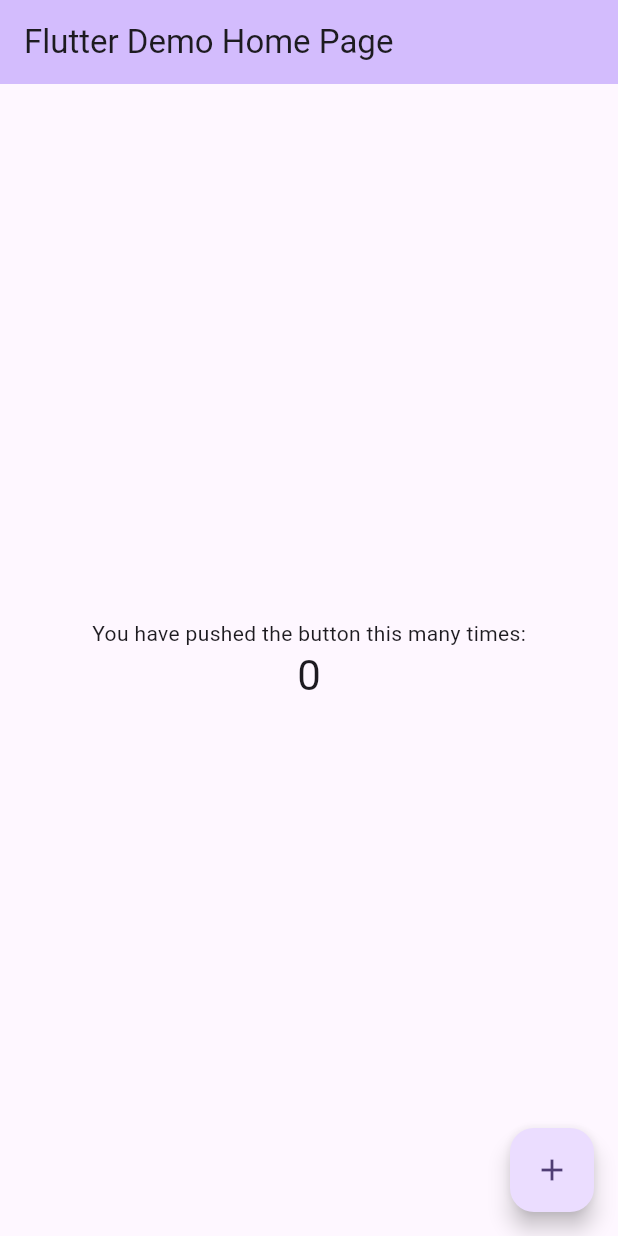
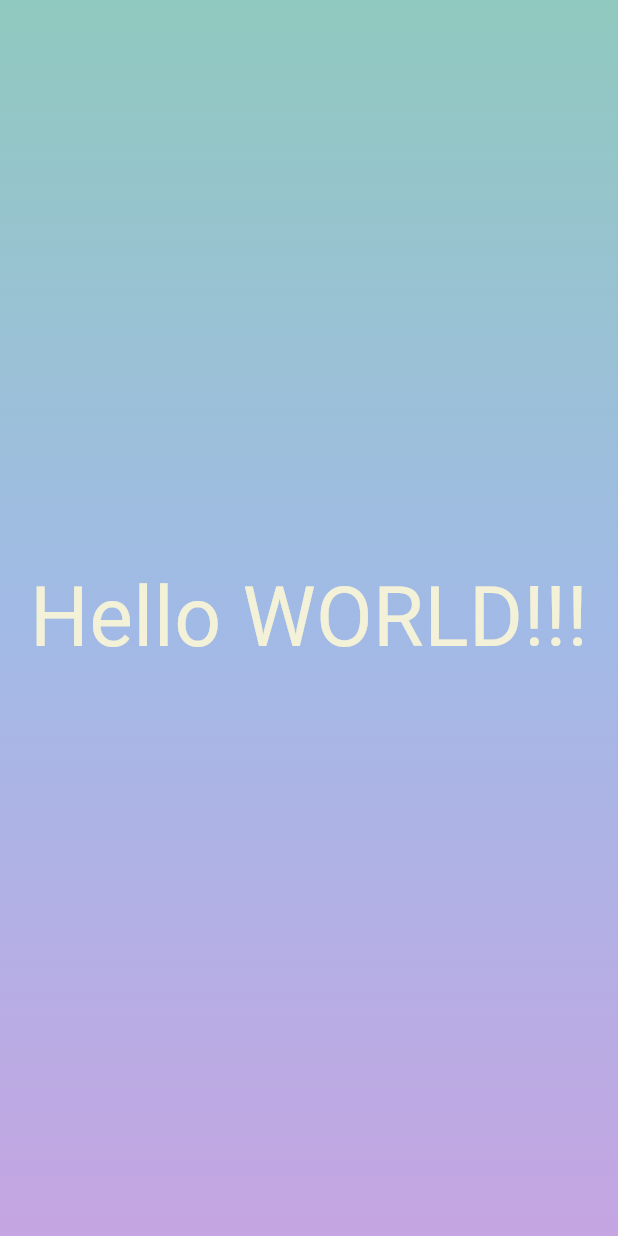
Before and after one commit to bleb-le/Flutter_Widgets, a Flutter app: the screen it shows after launch, on a phone screen of 412 x 824 dp. Run offline on Flutter 3.47's test engine with Material 3 defaults, Android fonts, the phone set to English and light mode, and no system bars.

Commit message:
Create basic UI with gradient background and styled text

```diff
--- a/lib/main.dart
+++ b/lib/main.dart
@@ -1,122 +1,53 @@
-import 'package:material_ui/material_ui.dart';
+import 'package:flutter/material.dart';
 
 void main() {
-  runApp(const MyApp());
-}
-
-class MyApp extends StatelessWidget {
-  const MyApp({super.key});
-
-  // This widget is the root of your application.
-  @override
-  Widget build(BuildContext context) {
-    return MaterialApp(
-      title: 'Flutter Demo',
-      theme: ThemeData(
-        // This is the theme of your application.
-        //
-        // TRY THIS: Try running your application with "flutter run". You'll see
-        // the application has a purple toolbar. Then, without quitting the app,
-        // try changing the seedColor in the colorScheme below to Colors.green
-        // and then invoke "hot reload" (save your changes or press the "hot
-        // reload" button in a Flutter-supported IDE, or press "r" if you used
-        // the command line to start the app).
-        //
-        // Notice that the counter didn't reset back to zero; the application
-        // state is not lost during the reload. To reset the state, use hot
-        // restart instead.
-        //
-        // This works for code too, not just values: Most code changes can be
-        // tested with just a hot reload.
-        colorScheme: .fromSeed(seedColor: Colors.deepPurple),
-      ),
-      home: const MyHomePage(title: 'Flutter Demo Home Page'),
-    );
-  }
-}
-
-class MyHomePage extends StatefulWidget {
-  const MyHomePage({super.key, required this.title});
-
-  // This widget is the home page of your application. It is stateful, meaning
-  // that it has a State object (defined below) that contains fields that affect
-  // how it looks.
-
-  // This class is the configuration for the state. It holds the values (in this
-  // case the title) provided by the parent (in this case the App widget) and
-  // used by the build method of the State. Fields in a Widget subclass are
-  // always marked "final".
-
-  final String title;
-
-  @override
-  State<MyHomePage> createState() => _MyHomePageState();
-}
-
-class _MyHomePageState extends State<MyHomePage> {
-  int _counter = 0;
-
-  void _incrementCounter() {
-    setState(() {
-      // This call to setState tells the Flutter framework that something has
-      // changed in this State, which causes it to rerun the build method below
-      // so that the display can reflect the updated values. If we changed
-      // _counter without calling setState(), then the build method would not be
-      // called again, and so nothing would appear to happen.
-      _counter++;
-    });
-  }
-
-  @override
-  Widget build(BuildContext context) {
-    // This method is rerun every time setState is called, for instance as done
-    // by the _incrementCounter method above.
-    //
-    // The Flutter framework has been optimized to make rerunning build methods
-    // fast, so that you can just rebuild anything that needs updating rather
-    // than having to individually change instances of widgets.
-    return Scaffold(
-      appBar: AppBar(
-        // TRY THIS: Try changing the color here to a specific color (to
-        // Colors.amber, perhaps?) and trigger a hot reload to see the AppBar
-        // change color while the other colors stay the same.
-        backgroundColor: Theme.of(context).colorScheme.inversePrimary,
-        // Here we take the value from the MyHomePage object that was created by
-        // the App.build method, and use it to set our appbar title.
-        title: Text(widget.title),
-      ),
-      body: Center(
-        // Center is a layout widget. It takes a single child and positions it
-        // in the middle of the parent.
-        child: Column(
-          // Column is also a layout widget. It takes a list of children and
-          // arranges them vertically. By default, it sizes itself to fit its
-          // children horizontally, and tries to be as tall as its parent.
-          //
-          // Column has various properties to control how it sizes itself and
-          // how it positions its children. Here we use mainAxisAlignment to
-          // center the children vertically; the main axis here is the vertical
-          // axis because Columns are vertical (the cross axis would be
-          // horizontal).
-          //
-          // TRY THIS: Invoke "debug painting" (choose the "Toggle Debug Paint"
-          // action in the IDE, or press "p" in the console), to see the
-          // wireframe for each widget.
-          mainAxisAlignment: .center,
-          children: [
-            const Text('You have pushed the button this many times:'),
-            Text(
-              '$_counter',
-              style: Theme.of(context).textTheme.headlineMedium,
+  runApp(
+    MaterialApp(
+      debugShowCheckedModeBanner: false,
+      home: Scaffold(
+        body: Container(
+          decoration: BoxDecoration(
+            gradient: LinearGradient(
+              colors: [
+                const Color.fromARGB(
+                  255,
+                  144,
+                  201,
+                  191,
+                ),
+                const Color.fromARGB(
+                  255,
+                  161,
+                  186,
+                  230,
+                ),
+                const Color.fromARGB(
+                  255,
+                  197,
+                  165,
+                  226,
+                ),
+              ],
+              begin: Alignment.topCenter,
+              end: Alignment.bottomCenter,
             ),
-          ],
+          ),
+          child: Center(
+            child: Text(
+              "Hello WORLD!!!",
+              style: TextStyle(
+                color: const Color.fromARGB(
+                  255,
+                  243,
+                  241,
+                  215,
+                ),
+                fontSize: 55,
+              ),
+            ),
+          ),
         ),
       ),
-      floatingActionButton: FloatingActionButton(
-        onPressed: _incrementCounter,
-        tooltip: 'Increment',
-        child: const Icon(Icons.add),
-      ),
-    );
-  }
+    ),
+  );
 }
```
Also changed, not shown: img/step1_belyaeva.png (added), img/step2_belyaeva.png (added), 1 other file.
